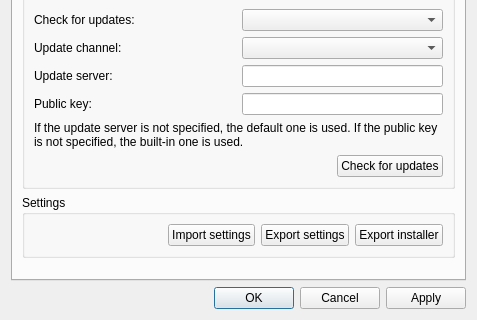
Above: source/host/ui/config_dialog.ui from dchapyshev/aspia before the change; both pictures show x 0 to 477 and y 216 to 536 of the 477 by 536 pixel window. Below: the same form after it.
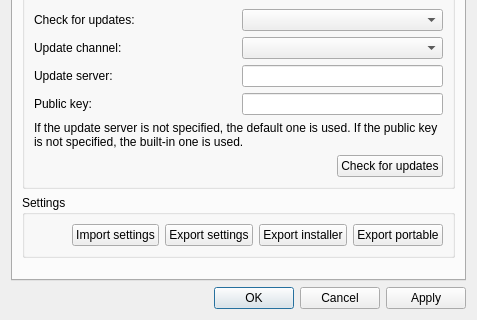
That is the form after the change. Icons and pictures are not drawn. Custom widgets are drawn as their Qt base class.

What changed in the file:
```diff
--- a/source/host/ui/config_dialog.ui
+++ b/source/host/ui/config_dialog.ui
@@ -259,6 +259,13 @@
             </property>
            </widget>
           </item>
+          <item>
+           <widget class="QPushButton" name="button_export_portable">
+            <property name="text">
+             <string>Export portable</string>
+            </property>
+           </widget>
+          </item>
          </layout>
         </widget>
        </item>
```
